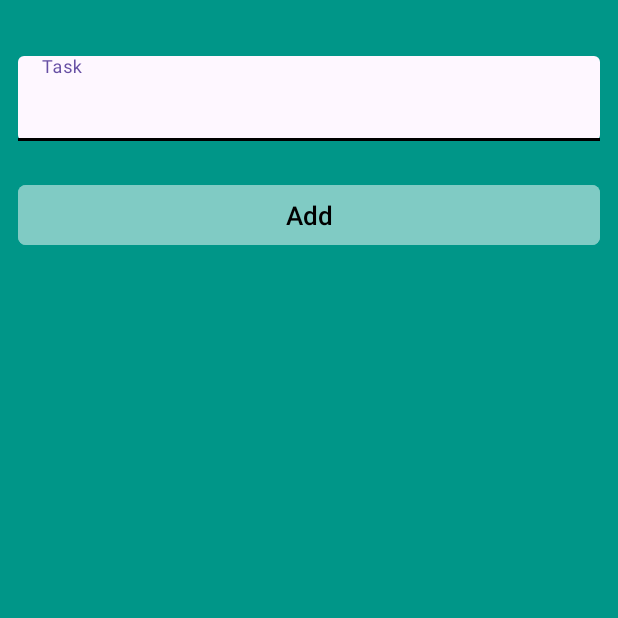
After one commit to jpCoding003/TODO, an Android app: the fragment AddTaskFragment shown on its own in the app's theme, on a phone screen of 412 x 824 dp, the top half of it. The commit adds this screen. Run offline under Robolectric (Android 15) with nearby library versions, the phone set to English and light mode, and no system bars.

```diff
--- a/app/src/main/java/com/tops/todo/MainActivity.kt
+++ b/app/src/main/java/com/tops/todo/MainActivity.kt
@@ -27,6 +27,7 @@ class MainActivity : AppCompatActivity() {
             v.setPadding(systemBars.left, systemBars.top, systemBars.right, systemBars.bottom)
             insets
         }
+
         val listoffragments = listOf(HomeFragment() , SecondFragment(), ThirdFragment())
 
         viewpageradapter = ViewPagerAdapter(listoffragments,supportFragmentManager,lifecycle)
--- /dev/null
+++ b/app/src/main/java/com/tops/todo/fragment/AddTaskFragment.kt
@@ -0,0 +1,40 @@
+package com.tops.todo.fragment
+
+import android.content.Context
+import android.os.Bundle
+import androidx.fragment.app.Fragment
+import android.view.LayoutInflater
+import android.view.View
+import android.view.ViewGroup
+import androidx.fragment.app.viewModels
+import androidx.navigation.fragment.findNavController
+import com.tops.todo.R
+import com.tops.todo.databinding.FragmentAddTaskBinding
+import com.tops.todo.viewmodels.TodoListViewModel
+
+
+class AddTaskFragment : Fragment() {
+
+    private lateinit var binding: FragmentAddTaskBinding
+
+    private val todolistviewmodel: TodoListViewModel by viewModels()
+    override fun onCreateView(
+        inflater: LayoutInflater, container: ViewGroup?,
+        savedInstanceState: Bundle?
+    ): View? {
+        binding = FragmentAddTaskBinding.inflate(layoutInflater)
+        return binding.root
+    }
+
+    override fun onViewCreated(view: View, savedInstanceState: Bundle?) {
+        super.onViewCreated(view, savedInstanceState)
+
+        binding.btnAddTask.setOnClickListener {
+            val task = binding.etTask.text.toString()
+            todolistviewmodel.addtask(requireContext(),task)
+            findNavController().navigate(R.id.action_addTaskFragment_to_homeFragment)
+        }
+
+    }
+
+}
--- /dev/null
+++ b/app/src/main/res/layout/fragment_add_task.xml
@@ -0,0 +1,40 @@
+<?xml version="1.0" encoding="utf-8"?>
+<LinearLayout xmlns:android="http://schemas.android.com/apk/res/android"
+    xmlns:tools="http://schemas.android.com/tools"
+    android:layout_width="match_parent"
+    android:layout_height="match_parent"
+    xmlns:app="http://schemas.android.com/apk/res-auto"
+    tools:context=".fragment.AddTaskFragment"
+    android:padding="12dp"
+    android:orientation="vertical"
+    android:background="#009688">
+
+    <com.google.android.material.textfield.TextInputLayout
+        android:layout_width="match_parent"
+        android:layout_height="wrap_content"
+        android:layout_marginTop="25sp"
+        app:boxBackgroundMode="filled"
+        app:boxStrokeWidth="2dp"
+        app:boxStrokeColor="@color/black">
+
+        <com.google.android.material.textfield.TextInputEditText
+            android:id="@+id/etTask"
+            android:layout_width="match_parent"
+            android:layout_height="wrap_content"
+            android:hint="Task"
+            android:textColorHint="@color/black"
+            android:textColor="@color/black"/>
+    </com.google.android.material.textfield.TextInputLayout>
+
+    <com.google.android.material.button.MaterialButton
+        android:id="@+id/btnAddTask"
+        android:layout_width="match_parent"
+        android:layout_height="wrap_content"
+        android:layout_marginTop="25sp"
+        android:textSize="17sp"
+        android:textColor="@color/black"
+        android:backgroundTint="#80CBC4"
+        android:text="Add"
+        app:cornerRadius="5dp"/>
+
+</LinearLayout>
```
Also changed, not shown: app/src/main/java/com/tops/todo/adapter/MyAdapter.kt (added, +37 -0 lines), app/src/main/java/com/tops/todo/fragment/HomeFragment.kt (+29 -0 lines), app/src/main/java/com/tops/todo/model/todoTitlt.kt (+4 -3 lines), app/src/main/java/com/tops/todo/viewmodels/TodoListViewModel.kt (+40 -5 lines), app/src/main/res/layout/fragment_second.xml (+8 -0 lines), app/src/main/res/layout/item_todo.xml (+4 -4 lines), app/src/main/res/navigation/mobile_navigation.xml (+14 -1 lines).
